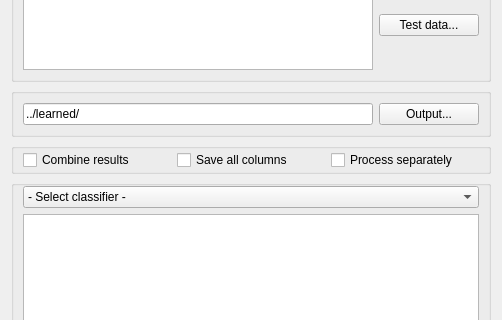
Old version of the form gui/core/classifier_form.ui in the repository valentas-kurauskas/margo; both pictures show x 0 to 502 and y 168 to 488 of the 502 by 720 pixel window.
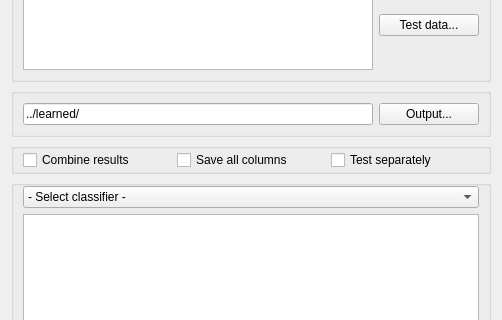
New version of the form.

The edit to the form file:
```diff
--- a/gui/core/classifier_form.ui
+++ b/gui/core/classifier_form.ui
@@ -127,7 +127,7 @@
         <item>
          <widget class="QCheckBox" name="checkBox_3">
           <property name="text">
-           <string>Process separately</string>
+           <string>Test separately</string>
           </property>
          </widget>
         </item>
```
